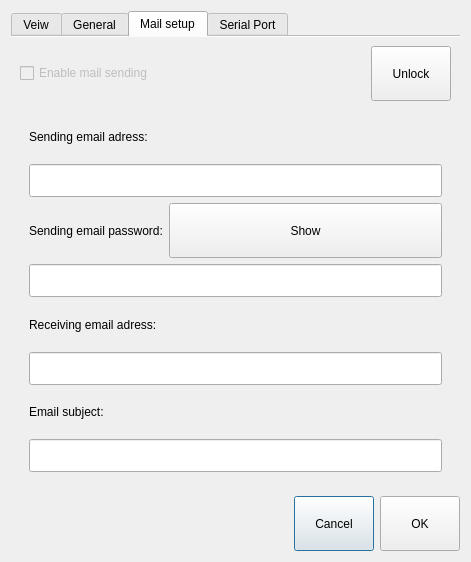
First picture: the form in generalsettingdialog.ui, repository mishkoLitvin/L_Aries-progect, before the edit.
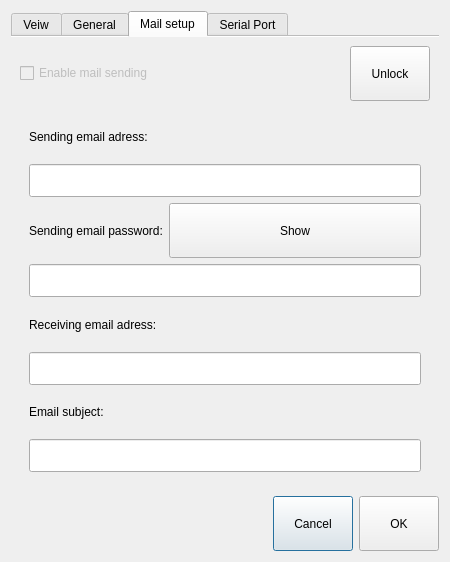
Second picture: the form after the edit. Icons and pictures are not drawn.

```diff
--- a/generalsettingdialog.ui
+++ b/generalsettingdialog.ui
@@ -6,7 +6,7 @@
    <rect>
     <x>0</x>
     <y>0</y>
-    <width>471</width>
+    <width>450</width>
     <height>562</height>
    </rect>
   </property>
```
